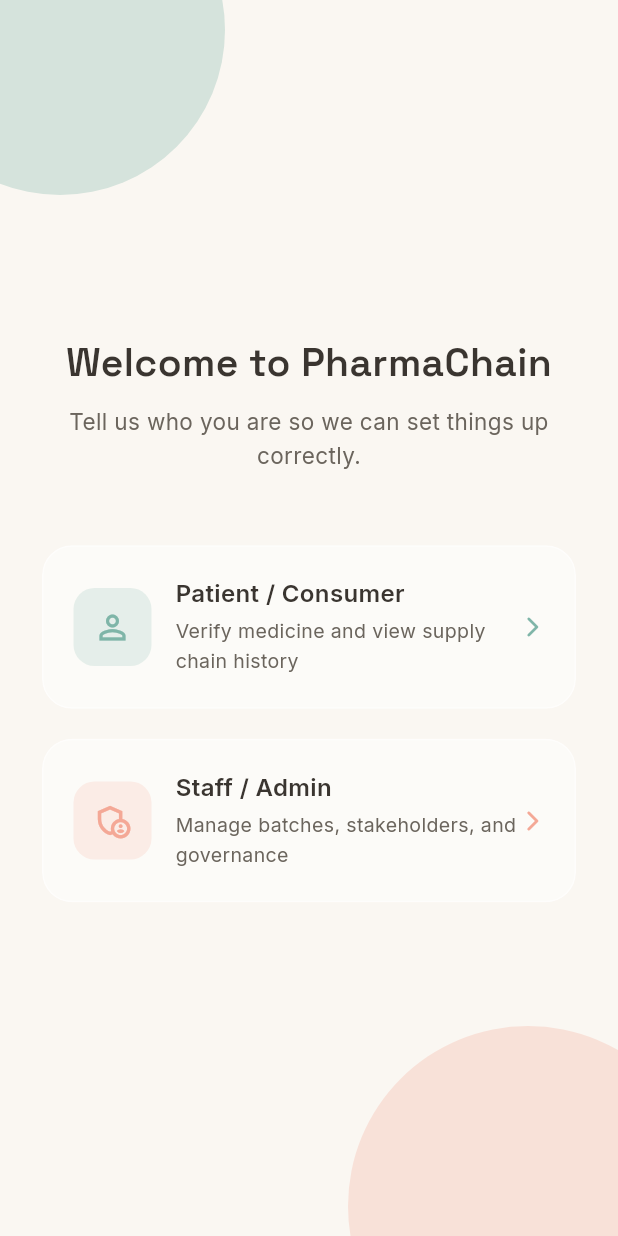
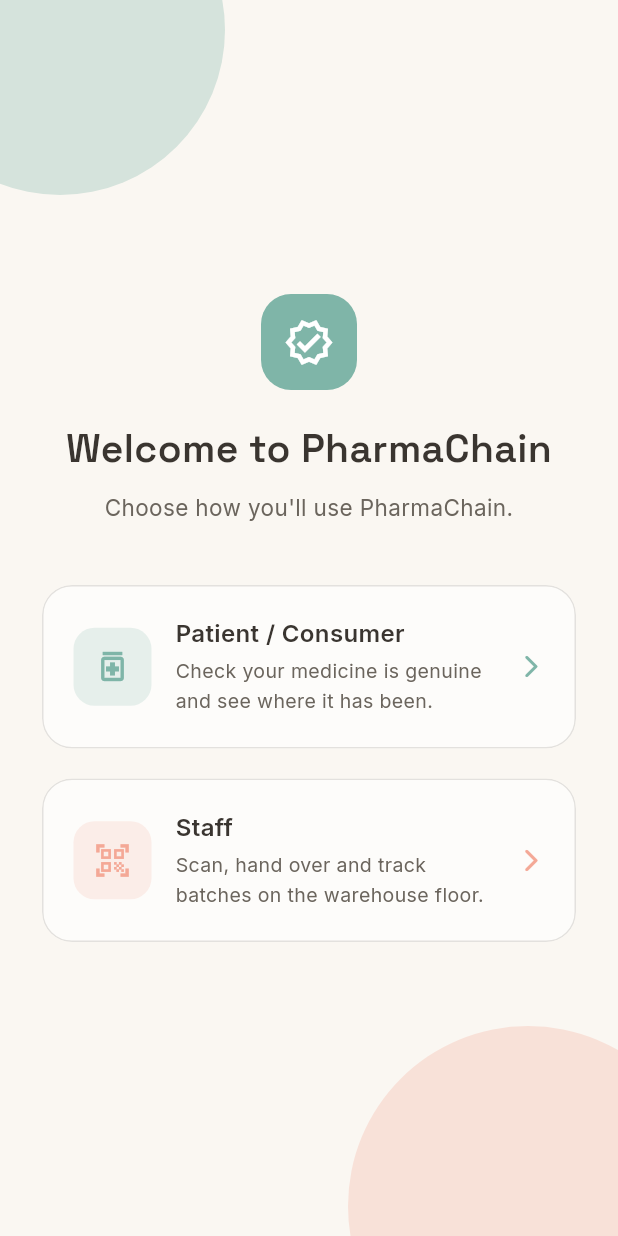
Before and after one commit to HusainMamoojee/pharma-chain, a Flutter app: the SplashSelectionScreen screen opened by its route, on a phone screen of 412 x 824 dp. Run offline on Flutter 3.47's test engine with Material 3 defaults, Android fonts, the light colour scheme and no system bars; our stand-ins replace cloud_firestore, firebase_auth, firebase_core, go_router, google_fonts, qr_flutter; missing offline and left inert: mobile_scanner; accounts and stored records are empty.

Commit message:
ui changes and icon updates on role selection screen

```diff
--- a/lib/features/selection/splash_selection_screen.dart
+++ b/lib/features/selection/splash_selection_screen.dart
@@ -30,6 +30,18 @@
                 mainAxisAlignment: MainAxisAlignment.center,
                 crossAxisAlignment: CrossAxisAlignment.stretch,
                 children: [
+                  Center(
+                    child: Container(
+                      width: 64,
+                      height: 64,
+                      decoration: BoxDecoration(
+                        color: AppColors.primary,
+                        borderRadius: BorderRadius.circular(20),
+                      ),
+                       child: const Icon(Icons.verified_outlined, color: Colors.white, size: 34),
+                    ),
+                  ),
+                  const SizedBox(height: 20),
                   Text(
                     'Welcome to PharmaChain',
                     style: AppTextStyles.headline,
@@ -37,23 +49,24 @@
                   ),
                   const SizedBox(height: 10),
                   Text(
-                    'Tell us who you are so we can set things up correctly.',
+                    "Choose how you'll use PharmaChain.",
                     style: AppTextStyles.body.copyWith(color: AppColors.textSecondary),
                     textAlign: TextAlign.center,
                   ),
-                  const SizedBox(height: 48),
+                  //Icons
+                  const SizedBox(height: 40),
                   _SelectionCard(
-                    icon: Icons.person_outline,
+                    icon: Icons.medication_outlined,
                     title: 'Patient / Consumer',
-                    subtitle: 'Verify medicine and view supply chain history',
+                    subtitle: 'Check your medicine is genuine and see where it has been.',
                     accentColor: AppColors.primary,
                     onTap: () => context.go('/login'),
                   ),
                   const SizedBox(height: 20),
                   _SelectionCard(
-                    icon: Icons.admin_panel_settings_outlined,
-                    title: 'Staff / Admin',
-                    subtitle: 'Manage batches, stakeholders, and governance',
+                    icon: Icons.qr_code_scanner,
+                    title: 'Staff',
+                    subtitle: 'Scan, hand over and track batches on the warehouse floor.',
                     accentColor: AppColors.tertiary,
                     onTap: () => context.go('/staff-login'),
                   ),
@@ -92,7 +105,11 @@
 
   @override
   Widget build(BuildContext context) {
-    return InkWell(
+    return Semantics(
+      button: true,
+      label: '$title. $subtitle',
+      excludeSemantics: true,
+      child: InkWell(
         borderRadius: BorderRadius.circular(20),
         onTap: onTap,
         child: ClipRRect(
@@ -102,9 +119,9 @@
             child: Container(
               padding: const EdgeInsets.all(20),
               decoration: BoxDecoration(
-              color: Colors.white.withOpacity(0.45),
+                color: Colors.white.withOpacity(0.65),
                 borderRadius: BorderRadius.circular(20),
-              border: Border.all(color: Colors.white.withOpacity(0.6)),
+                border: Border.all(color: AppColors.textSecondary.withOpacity(0.18)),
               ),
               child: Row(
                 children: [
@@ -134,8 +151,10 @@
                       ],
                     ),
                   ),
-                Icon(Icons.arrow_forward_ios_rounded, size: 16, color: accentColor),
+                  const SizedBox(width: 8),
+                  Icon(Icons.arrow_forward_ios_rounded, size: 18, color: accentColor),
                 ],
+              ),
             ),
           ),
         ),
```
Lines whose indentation alone changed are shown as unchanged.
